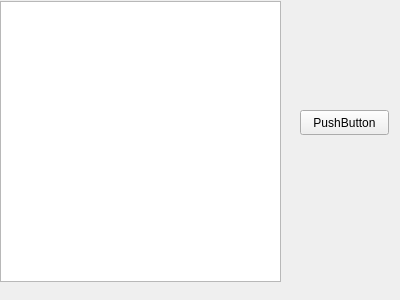
First picture: the form in mainwindow.ui, repository hochunlin28/Sudoku, before the edit.
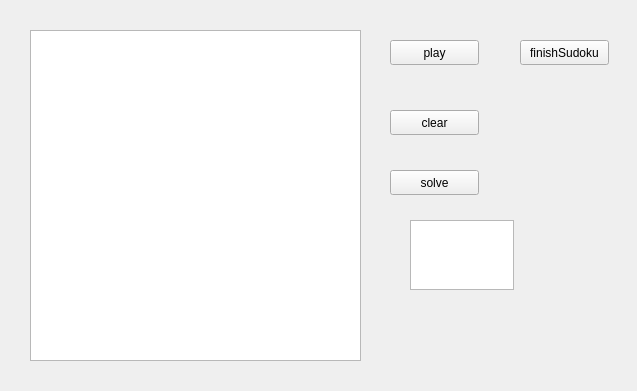
Second picture: the form after the edit.

What changed in the file:
```diff
--- a/mainwindow.ui
+++ b/mainwindow.ui
@@ -6,8 +6,8 @@
    <rect>
     <x>0</x>
     <y>0</y>
-    <width>400</width>
-    <height>300</height>
+    <width>637</width>
+    <height>391</height>
    </rect>
   </property>
   <property name="windowTitle">
@@ -17,23 +17,78 @@
    <widget class="QPushButton" name="pushButton">
     <property name="geometry">
      <rect>
-      <x>300</x>
-      <y>110</y>
+      <x>390</x>
+      <y>40</y>
       <width>89</width>
       <height>25</height>
      </rect>
     </property>
     <property name="text">
-     <string>PushButton</string>
+     <string>play</string>
     </property>
    </widget>
    <widget class="QTableWidget" name="tableWidget">
     <property name="geometry">
      <rect>
-      <x>0</x>
-      <y>1</y>
-      <width>281</width>
-      <height>281</height>
+      <x>30</x>
+      <y>30</y>
+      <width>331</width>
+      <height>331</height>
+     </rect>
+    </property>
+    <property name="lineWidth">
+     <number>3</number>
+    </property>
+    <property name="autoScroll">
+     <bool>false</bool>
+    </property>
+   </widget>
+   <widget class="QPushButton" name="clear">
+    <property name="geometry">
+     <rect>
+      <x>390</x>
+      <y>110</y>
+      <width>89</width>
+      <height>25</height>
+     </rect>
+    </property>
+    <property name="text">
+     <string>clear</string>
+    </property>
+   </widget>
+   <widget class="QPushButton" name="finishSudoku">
+    <property name="geometry">
+     <rect>
+      <x>520</x>
+      <y>40</y>
+      <width>89</width>
+      <height>25</height>
+     </rect>
+    </property>
+    <property name="text">
+     <string>finishSudoku</string>
+    </property>
+   </widget>
+   <widget class="QPushButton" name="solve">
+    <property name="geometry">
+     <rect>
+      <x>390</x>
+      <y>170</y>
+      <width>89</width>
+      <height>25</height>
+     </rect>
+    </property>
+    <property name="text">
+     <string>solve</string>
+    </property>
+   </widget>
+   <widget class="QTextEdit" name="textEdit">
+    <property name="geometry">
+     <rect>
+      <x>410</x>
+      <y>220</y>
+      <width>104</width>
+      <height>70</height>
      </rect>
     </property>
    </widget>
```
Left out of the diff: 2 changed lines with no effect on the pictures.
